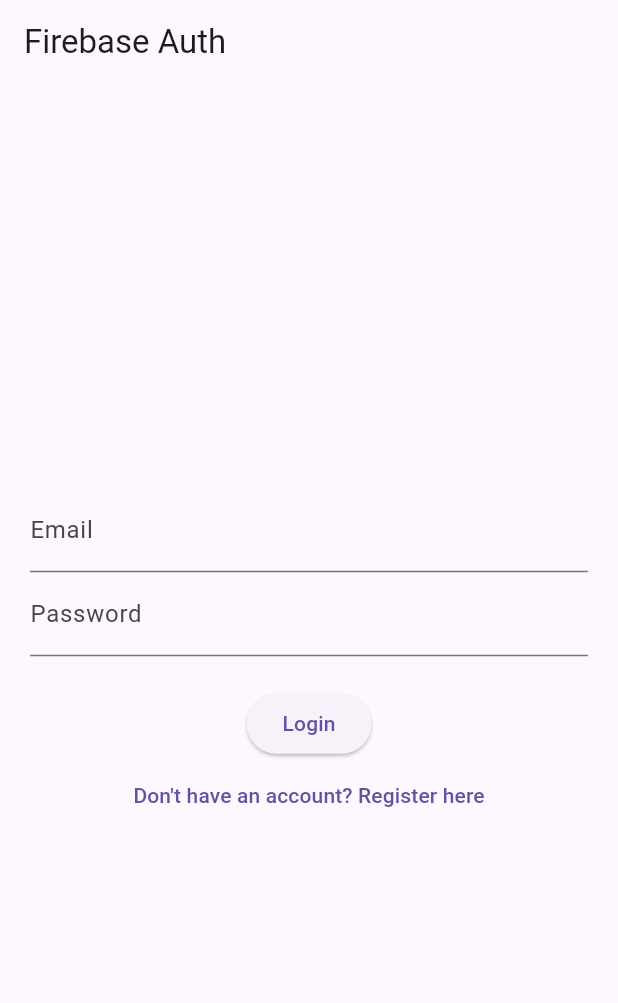
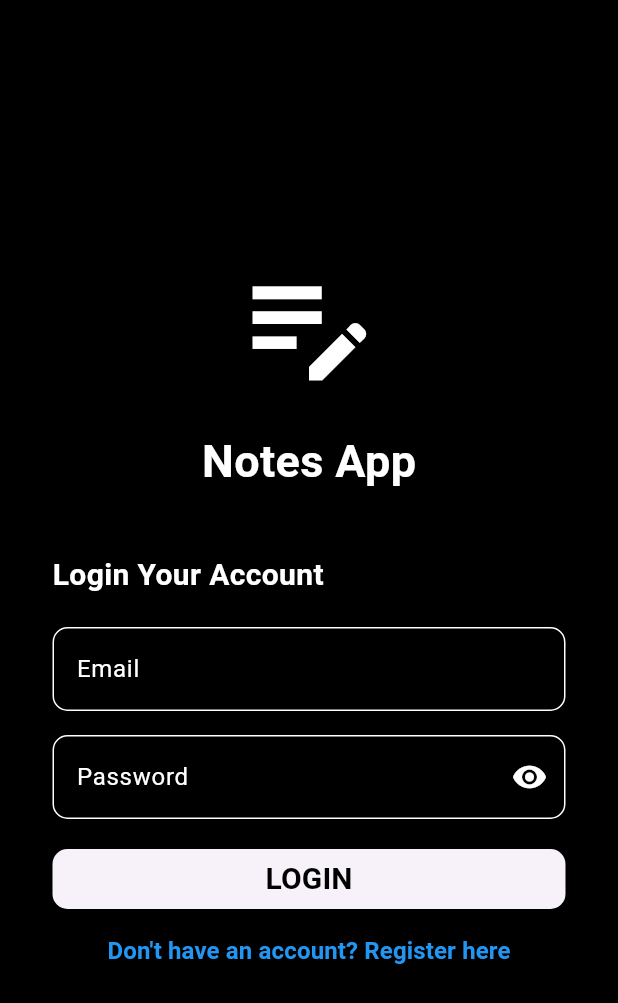
Before and after one commit to RedDotz20/flutter_notes_app, a Flutter app: the screen it shows after launch, on a phone screen of 412 x 824 dp. Shown: the top 1003 px of the screen. Run offline on Flutter 3.47's test engine with Material 3 defaults, Android fonts, the phone set to English and light mode, and no system bars; our stand-ins replace cloud_firestore, firebase_auth, firebase_core; accounts and stored records are empty.

Commit message:
update: login-register UI

```diff
--- a/lib/pages/login_register_page.dart
+++ b/lib/pages/login_register_page.dart
@@ -12,56 +12,126 @@ class LoginPage extends StatefulWidget {
 class _LoginPageState extends State<LoginPage> {
   String? errorMessage = "";
   bool isLogin = true;
+  bool obscureText = true;
 
   final TextEditingController _controllerEmail = TextEditingController();
   final TextEditingController _controllerPassword = TextEditingController();
 
   Future<void> signInWithEmailAndPassword() async {
+    final BuildContext currentContext = context; //
     try {
       await Auth().signInWithEmailAndPassword(
           email: _controllerEmail.text, password: _controllerPassword.text);
     } on FirebaseAuthException catch (e) {
-      setState(() {
-        errorMessage = e.message;
+      Future.delayed(Duration.zero, () {
+        ScaffoldMessenger.of(currentContext).showSnackBar(
+          SnackBar(
+            content: Text("Error: ${e.message}"),
+          ),
+        );
       });
     }
   }
 
   Future<void> createUserWithEmailAndPassword() async {
+    final BuildContext currentContext = context; // Store the context
+
     try {
       await Auth().createUserWithEmailAndPassword(
           email: _controllerEmail.text, password: _controllerPassword.text);
     } on FirebaseAuthException catch (e) {
-      setState(() {
-        errorMessage = e.message;
+      Future.delayed(Duration.zero, () {
+        ScaffoldMessenger.of(currentContext).showSnackBar(
+          SnackBar(
+            content: Text("Error: ${e.message}"),
+          ),
+        );
       });
     }
   }
 
-  Widget _title() {
-    return const Text("Firebase Auth");
-  }
+  Widget _entryField(String title, TextEditingController controller) {
+    bool isPassword = title.toLowerCase() == 'password';
 
-  Widget _entryField(String title, TextEditingController controller) {
-    return TextField(
+    return Padding(
+      padding: const EdgeInsets.only(bottom: 16.0),
+      child: TextField(
         controller: controller,
-      decoration: InputDecoration(labelText: title),
+        style: const TextStyle(color: Colors.white),
+        obscureText: isPassword ? obscureText : false,
+        cursorColor: Colors.blue,
+        decoration: InputDecoration(
+          labelText: title,
+          labelStyle: const TextStyle(color: Colors.white),
+          hintText: 'Enter your $title',
+          hintStyle: const TextStyle(color: Colors.grey),
+          enabledBorder: OutlineInputBorder(
+            borderSide: const BorderSide(color: Colors.white),
+            borderRadius: BorderRadius.circular(10),
+          ),
+          focusedBorder: OutlineInputBorder(
+            borderSide: const BorderSide(color: Colors.white),
+            borderRadius: BorderRadius.circular(10),
+          ),
+          suffixIcon: isPassword
+              ? IconButton(
+                  onPressed: () {
+                    setState(() {
+                      obscureText = !obscureText;
+                    });
+                  },
+                  icon: Icon(
+                    obscureText ? Icons.visibility : Icons.visibility_off,
+                    color: Colors.white,
+                  ),
+                )
+              : null,
+        ),
+      ),
     );
   }
 
-  Widget _errorMessage() {
-    return Text(errorMessage == "" ? "" : "Error: $errorMessage");
+  Widget _authStatusText() {
+    return SizedBox(
+      width: double.infinity,
+      child: Padding(
+        padding: const EdgeInsets.only(bottom: 20.0),
+        child: Text(
+          isLogin ? "Login Your Account" : "Create your account",
+          style: const TextStyle(
+            color: Colors.white,
+            fontSize: 20.0,
+            fontWeight: FontWeight.bold,
+          ),
+        ),
+      ),
+    );
   }
 
   Widget _submitButton() {
-    return ElevatedButton(
+    return SizedBox(
+        width: double.infinity,
+        child: ElevatedButton(
           onPressed: () {
             isLogin
                 ? signInWithEmailAndPassword()
                 : createUserWithEmailAndPassword();
           },
-      child: Text(isLogin ? "Login" : "Register"),
-    );
+          style: ElevatedButton.styleFrom(
+            shape: RoundedRectangleBorder(
+              borderRadius:
+                  BorderRadius.circular(10), // Adjust the border radius
+            ),
+          ),
+          child: Text(
+            isLogin ? "LOGIN" : "REGISTER",
+            style: const TextStyle(
+              color: Colors.black,
+              fontSize: 20.0,
+              fontWeight: FontWeight.bold,
+            ),
+          ),
+        ));
   }
 
   Widget _loginOrRegisterButton() {
@@ -71,31 +141,70 @@ class _LoginPageState extends State<LoginPage> {
           isLogin = !isLogin;
         });
       },
-      child: Text(isLogin
+      child: Text(
+        isLogin
             ? "Don't have an account? Register here"
-          : "Already have an account? Login here"),
+            : "Already have an account? Login here",
+        style: const TextStyle(
+          color: Colors.blue,
+          fontSize: 16.0,
+          fontWeight: FontWeight.bold,
+        ),
+      ),
+    );
+  }
+
+  Widget _headerIcon() {
+    return Container(
+      padding: const EdgeInsets.only(bottom: 20.0),
+      child: const Icon(
+        Icons.edit_note,
+        size: 100.0,
+        color: Colors.white,
+      ),
+    );
+  }
+
+  Widget _subHeader() {
+    return Container(
+      padding: const EdgeInsets.only(bottom: 40.0),
+      child: const Text(
+        "Notes App",
+        style: TextStyle(
+          color: Colors.white,
+          fontSize: 30.0,
+          fontWeight: FontWeight.bold,
+        ),
+      ),
     );
   }
 
   @override
   Widget build(BuildContext context) {
     return Scaffold(
-        appBar: AppBar(title: _title()),
-        body: Container(
+        backgroundColor: Colors.black,
+        // appBar: AppBar(title: _title()),
+        body: Padding(
+            padding: const EdgeInsets.symmetric(
+                horizontal: 15.0), // Adjust as needed
+            child: Container(
               height: double.infinity,
               width: double.infinity,
-          padding: const EdgeInsets.all(20),
+              padding: const EdgeInsets.symmetric(horizontal: 20.0),
               child: Column(
                 crossAxisAlignment: CrossAxisAlignment.center,
                 mainAxisAlignment: MainAxisAlignment.center,
                 children: [
+                  _headerIcon(),
+                  _subHeader(),
+                  _authStatusText(),
                   _entryField("Email", _controllerEmail),
                   _entryField("Password", _controllerPassword),
-              _errorMessage(),
+                  // _errorMessage(),
                   _submitButton(),
                   _loginOrRegisterButton(),
                 ],
               ),
-        ));
+            )));
   }
 }
```
Also changed, not shown: lib/pages/home_page.dart (+53 -7 lines). Lines whose indentation alone changed are shown as unchanged.
